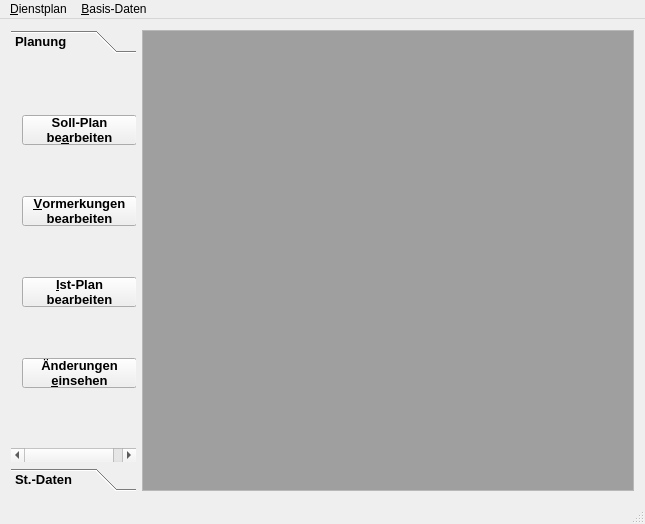
Above: cmainwindow.ui from joergpauly/megaroster before the change. Below: the same form after it.
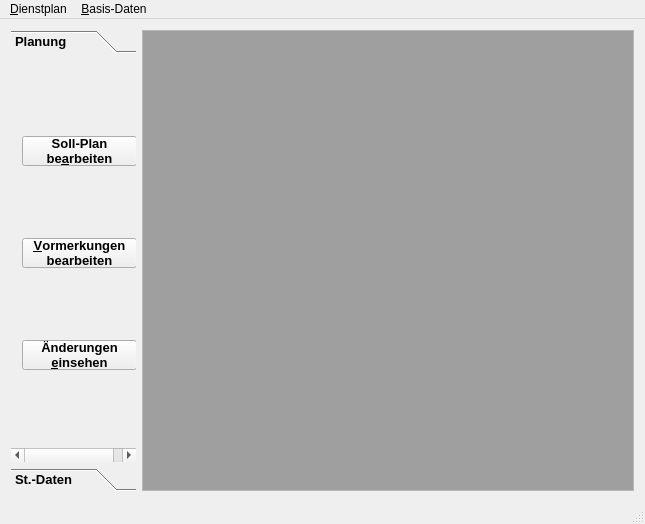
That is the form after the change. Icons and pictures are not drawn.

The edit to the form file:
```diff
--- a/cmainwindow.ui
+++ b/cmainwindow.ui
@@ -135,26 +135,6 @@
           </property>
          </widget>
         </item>
-        <item>
-         <widget class="QPushButton" name="cmdActualRoster">
-          <property name="minimumSize">
-           <size>
-            <width>115</width>
-            <height>30</height>
-           </size>
-          </property>
-          <property name="maximumSize">
-           <size>
-            <width>115</width>
-            <height>30</height>
-           </size>
-          </property>
-          <property name="text">
-           <string>&amp;Ist-Plan
-bearbeiten</string>
-          </property>
-         </widget>
-        </item>
         <item>
          <widget class="QPushButton" name="cmdChangeLog">
           <property name="minimumSize">
```
Left out of the diff: 14 changed lines with no effect on the pictures.
